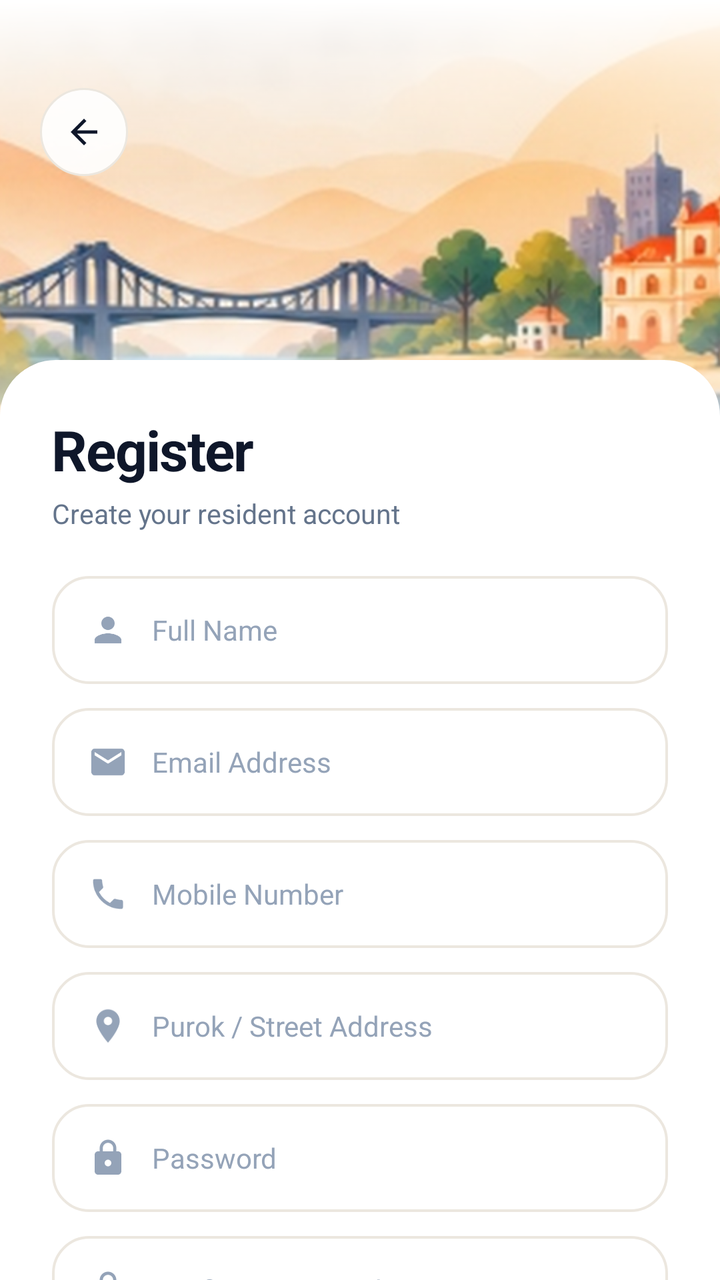
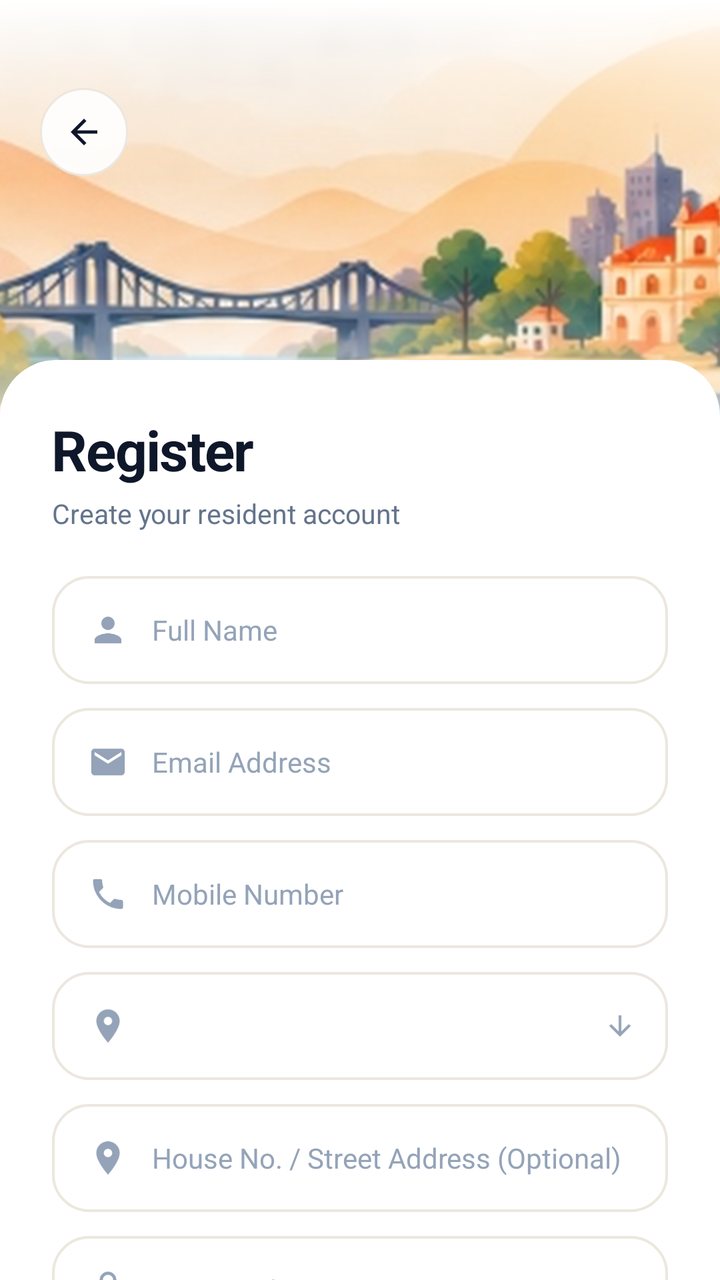

The first picture is an Android layout as it rendered before a commit; the second is the same layout after the commit. The layout source and the unified diff follow.
<!-- AndroidManifest.xml: activity theme Theme.Apila.Auth -->
<!-- res/layout/activity_register.xml -->
<?xml version="1.0" encoding="utf-8"?>
<FrameLayout xmlns:android="http://schemas.android.com/apk/res/android"
    xmlns:app="http://schemas.android.com/apk/res-auto"
    android:layout_width="match_parent"
    android:layout_height="match_parent"
    android:background="@color/warm_background"
    android:fitsSystemWindows="false">

    
    <FrameLayout
        android:layout_width="match_parent"
        android:layout_height="240dp"
        android:layout_gravity="top">

        <ImageView
            android:id="@+id/ivSceneHero"
            android:layout_width="match_parent"
            android:layout_height="match_parent"
            android:scaleType="centerCrop"
            android:src="@drawable/illustration_lapasan_hero"
            android:contentDescription="Barangay Lapasan scenic view" />

        
        <View
            android:layout_width="match_parent"
            android:layout_height="90dp"
            android:background="@drawable/bg_scene_to_white_fade"
            android:rotation="180" />

        <View
            android:layout_width="match_parent"
            android:layout_height="100dp"
            android:layout_gravity="bottom"
            android:background="@drawable/bg_scene_to_white_fade" />

        
        <FrameLayout
            android:id="@+id/btnBack"
            android:layout_width="44dp"
            android:layout_height="44dp"
            android:layout_gravity="top|start"
            android:layout_marginStart="20dp"
            android:layout_marginTop="44dp"
            android:background="@drawable/bg_circular_back_button"
            android:clickable="true"
            android:focusable="true">

            <ImageView
                android:layout_width="20dp"
                android:layout_height="20dp"
                android:layout_gravity="center"
                android:src="@drawable/ic_arrow_back"
                app:tint="#0F172A"
                android:contentDescription="Back" />
        </FrameLayout>
    </FrameLayout>

    
    <androidx.core.widget.NestedScrollView
        android:layout_width="match_parent"
        android:layout_height="match_parent"
        android:layout_marginTop="180dp"
        android:background="@drawable/bg_white_card_top_rounded"
        android:overScrollMode="never"
        android:scrollbars="none">

        <LinearLayout
            android:layout_width="match_parent"
            android:layout_height="wrap_content"
            android:orientation="vertical"
            android:paddingStart="26dp"
            android:paddingTop="26dp"
            android:paddingEnd="26dp"
            android:paddingBottom="40dp">

            
            <TextView
                android:layout_width="wrap_content"
                android:layout_height="wrap_content"
                android:text="Register"
                android:textColor="#0F172A"
                android:textSize="28sp"
                android:textStyle="bold"
                android:letterSpacing="-0.02" />

            <TextView
                android:layout_width="wrap_content"
                android:layout_height="wrap_content"
                android:layout_marginTop="4dp"
                android:text="Create your resident account"
                android:textColor="#64748B"
                android:textSize="13.5sp" />

            
            <FrameLayout
                android:layout_width="match_parent"
                android:layout_height="54dp"
                android:layout_marginTop="22dp"
                android:background="@drawable/bg_input_capsule">

                <LinearLayout
                    android:layout_width="match_parent"
                    android:layout_height="match_parent"
                    android:gravity="center_vertical"
                    android:orientation="horizontal"
                    android:paddingStart="18dp"
                    android:paddingEnd="18dp">

                    <ImageView
                        android:layout_width="20dp"
                        android:layout_height="20dp"
                        android:src="@drawable/ic_user_outline"
                        app:tint="#94A3B8"
                        android:contentDescription="User" />

                    <EditText
                        android:id="@+id/etFullName"
                        android:layout_width="match_parent"
                        android:layout_height="match_parent"
                        android:layout_marginStart="12dp"
                        android:background="@null"
                        android:hint="Full Name"
                        android:inputType="textPersonName"
                        android:textColor="#0F172A"
                        android:textColorHint="#94A3B8"
                        android:textSize="14sp" />
                </LinearLayout>
            </FrameLayout>

            
            <FrameLayout
                android:layout_width="match_parent"
                android:layout_height="54dp"
                android:layout_marginTop="12dp"
                android:background="@drawable/bg_input_capsule">

                <LinearLayout
                    android:layout_width="match_parent"
                    android:layout_height="match_parent"
                    android:gravity="center_vertical"
                    android:orientation="horizontal"
                    android:paddingStart="18dp"
                    android:paddingEnd="18dp">

                    <ImageView
                        android:layout_width="20dp"
                        android:layout_height="20dp"
                        android:src="@drawable/ic_mail_outline"
                        app:tint="#94A3B8"
                        android:contentDescription="Email" />

                    <EditText
                        android:id="@+id/etEmail"
                        android:layout_width="match_parent"
                        android:layout_height="match_parent"
                        android:layout_marginStart="12dp"
                        android:background="@null"
                        android:hint="Email Address"
                        android:inputType="textEmailAddress"
                        android:textColor="#0F172A"
                        android:textColorHint="#94A3B8"
                        android:textSize="14sp" />
                </LinearLayout>
            </FrameLayout>

            
            <FrameLayout
                android:layout_width="match_parent"
                android:layout_height="54dp"
                android:layout_marginTop="12dp"
                android:background="@drawable/bg_input_capsule">

                <LinearLayout
                    android:layout_width="match_parent"
                    android:layout_height="match_parent"
                    android:gravity="center_vertical"
                    android:orientation="horizontal"
                    android:paddingStart="18dp"
                    android:paddingEnd="18dp">

                    <ImageView
                        android:layout_width="20dp"
                        android:layout_height="20dp"
                        android:src="@drawable/ic_phone_outline"
                        app:tint="#94A3B8"
                        android:contentDescription="Phone" />

                    <EditText
                        android:id="@+id/etPhone"
                        android:layout_width="match_parent"
                        android:layout_height="match_parent"
                        android:layout_marginStart="12dp"
                        android:background="@null"
                        android:hint="Mobile Number"
                        android:inputType="phone"
                        android:textColor="#0F172A"
                        android:textColorHint="#94A3B8"
                        android:textSize="14sp" />
                </LinearLayout>
            </FrameLayout>

            
            <FrameLayout
                android:layout_width="match_parent"
                android:layout_height="54dp"
                android:layout_marginTop="12dp"
                android:background="@drawable/bg_input_capsule">

                <LinearLayout
                    android:layout_width="match_parent"
                    android:layout_height="match_parent"
                    android:gravity="center_vertical"
                    android:orientation="horizontal"
                    android:paddingStart="18dp"
                    android:paddingEnd="18dp">

                    <ImageView
                        android:layout_width="20dp"
                        android:layout_height="20dp"
                        android:src="@drawable/ic_location"
                        app:tint="#94A3B8"
                        android:contentDescription="Address" />

                    <EditText
                        android:id="@+id/etAddress"
                        android:layout_width="match_parent"
                        android:layout_height="match_parent"
                        android:layout_marginStart="12dp"
                        android:background="@null"
                        android:hint="Purok / Street Address"
                        android:inputType="textPostalAddress"
                        android:textColor="#0F172A"
                        android:textColorHint="#94A3B8"
                        android:textSize="14sp" />
                </LinearLayout>
            </FrameLayout>

            
            <FrameLayout
                android:layout_width="match_parent"
                android:layout_height="54dp"
                android:layout_marginTop="12dp"
                android:background="@drawable/bg_input_capsule">

                <LinearLayout
                    android:layout_width="match_parent"
                    android:layout_height="match_parent"
                    android:gravity="center_vertical"
                    android:orientation="horizontal"
                    android:paddingStart="18dp"
                    android:paddingEnd="18dp">

                    <ImageView
                        android:layout_width="20dp"
                        android:layout_height="20dp"
                        android:src="@drawable/ic_lock_outline"
                        app:tint="#94A3B8"
                        android:contentDescription="Password" />

                    <EditText
                        android:id="@+id/etPassword"
                        android:layout_width="match_parent"
                        android:layout_height="match_parent"
                        android:layout_marginStart="12dp"
                        android:background="@null"
                        android:hint="Password"
                        android:inputType="textPassword"
                        android:textColor="#0F172A"
                        android:textColorHint="#94A3B8"
                        android:textSize="14sp" />
                </LinearLayout>
            </FrameLayout>

            
            <FrameLayout
                android:layout_width="match_parent"
                android:layout_height="54dp"
                android:layout_marginTop="12dp"
                android:background="@drawable/bg_input_capsule">

                <LinearLayout
                    android:layout_width="match_parent"
                    android:layout_height="match_parent"
                    android:gravity="center_vertical"
                    android:orientation="horizontal"
                    android:paddingStart="18dp"
                    android:paddingEnd="18dp">

                    <ImageView
                        android:layout_width="20dp"
                        android:layout_height="20dp"
                        android:src="@drawable/ic_lock_outline"
                        app:tint="#94A3B8"
                        android:contentDescription="Confirm Password" />

                    <EditText
                        android:id="@+id/etConfirmPassword"
                        android:layout_width="match_parent"
                        android:layout_height="match_parent"
                        android:layout_marginStart="12dp"
                        android:background="@null"
                        android:hint="Confirm Password"
                        android:inputType="textPassword"
                        android:textColor="#0F172A"
                        android:textColorHint="#94A3B8"
                        android:textSize="14sp" />
                </LinearLayout>
            </FrameLayout>

            
            <TextView
                android:layout_width="match_parent"
                android:layout_height="wrap_content"
                android:layout_marginTop="16dp"
                android:gravity="center"
                android:text="By registering, you confirm that you are a bona fide resident of Barangay Lapasan, Cagayan de Oro City."
                android:textColor="#94A3B8"
                android:textSize="11.5sp" />

            
            <com.google.android.material.button.MaterialButton
                android:id="@+id/btnSubmitRegister"
                android:layout_width="match_parent"
                android:layout_height="54dp"
                android:layout_marginTop="20dp"
                android:background="@drawable/bg_pill_button_orange"
                android:text="REGISTER"
                android:textColor="@color/white"
                android:textSize="14sp"
                android:textStyle="bold"
                android:letterSpacing="0.08"
                app:backgroundTint="@null"
                app:elevation="2dp" />

            
            <ProgressBar
                android:id="@+id/registerProgress"
                android:layout_width="32dp"
                android:layout_height="32dp"
                android:layout_gravity="center"
                android:layout_marginTop="12dp"
                android:indeterminateTint="@color/brand_orange"
                android:visibility="gone" />

            
            <LinearLayout
                android:id="@+id/layoutLoginFooter"
                android:layout_width="wrap_content"
                android:layout_height="wrap_content"
                android:layout_gravity="center"
                android:layout_marginTop="20dp"
                android:clickable="true"
                android:focusable="true"
                android:orientation="horizontal"
                android:padding="8dp">

                <TextView
                    android:layout_width="wrap_content"
                    android:layout_height="wrap_content"
                    android:text="Already have an account? "
                    android:textColor="#64748B"
                    android:textSize="13sp" />

                <TextView
                    android:id="@+id/tvFooterLogin"
                    android:layout_width="wrap_content"
                    android:layout_height="wrap_content"
                    android:text="Login"
                    android:textColor="@color/brand_orange"
                    android:textSize="13sp"
                    android:textStyle="bold" />
            </LinearLayout>

        </LinearLayout>
    </androidx.core.widget.NestedScrollView>

</FrameLayout>
<!-- resources referenced by this layout -->
<resources>
  <color name="brand_orange">#F45113</color>
  <color name="warm_background">#FFF9F3</color>
  <color name="white">#FFFFFF</color>
  <!-- drawable bg_circular_back_button (drawable) -->
  <?xml version="1.0" encoding="utf-8"?>
  <ripple xmlns:android="http://schemas.android.com/apk/res/android"
      android:color="#20F45113">
      <item>
          <shape android:shape="oval">
              <solid android:color="#E6FFFFFF" />
              <stroke android:width="1dp" android:color="#ECE7DF" />
          </shape>
      </item>
  </ripple>
  <!-- drawable bg_pill_button_orange (drawable) -->
  <?xml version="1.0" encoding="utf-8"?>
  <ripple xmlns:android="http://schemas.android.com/apk/res/android"
      android:color="#40FFFFFF">
      <item>
          <shape android:shape="rectangle">
              <corners android:radius="28dp" />
              <solid android:color="@color/brand_orange" />
          </shape>
      </item>
  </ripple>
  <!-- drawable bg_scene_to_white_fade (drawable) -->
  <?xml version="1.0" encoding="utf-8"?>
  <shape xmlns:android="http://schemas.android.com/apk/res/android"
      android:shape="rectangle">
      <gradient
          android:angle="270"
          android:startColor="#00FFFFFF"
          android:endColor="#FFFFFFFF"
          android:type="linear" />
  </shape>
  <!-- drawable bg_white_card_top_rounded (drawable) -->
  <?xml version="1.0" encoding="utf-8"?>
  <shape xmlns:android="http://schemas.android.com/apk/res/android"
      android:shape="rectangle">
      <solid android:color="#FFFFFF" />
      <corners
          android:topLeftRadius="28dp"
          android:topRightRadius="28dp"
          android:bottomLeftRadius="0dp"
          android:bottomRightRadius="0dp" />
  </shape>
  <!-- drawable ic_arrow_back (drawable) -->
  <vector xmlns:android="http://schemas.android.com/apk/res/android"
      android:width="24dp"
      android:height="24dp"
      android:viewportWidth="24"
      android:viewportHeight="24">
      <path
          android:fillColor="#FFFFFFFF"
          android:pathData="M20,11H7.83l5.59,-5.59L12,4l-8,8 8,8 1.41,-1.41L7.83,13H20v-2z" />
  </vector>
  <!-- drawable ic_mail_outline (drawable) -->
  <vector xmlns:android="http://schemas.android.com/apk/res/android"
      android:width="24dp"
      android:height="24dp"
      android:viewportWidth="24"
      android:viewportHeight="24">
      <path
          android:fillColor="#64748B"
          android:pathData="M20,4H4c-1.1,0 -1.99,0.9 -1.99,2L2,18c0,1.1 0.9,2 2,2h16c1.1,0 2,-0.9 2,-2V6c0,-1.1 -0.9,-2 -2,-2zm0,4l-8,5 -8,-5V6l8,5 8,-5v2z" />
  </vector>
  <!-- drawable ic_user_outline (drawable) -->
  <vector xmlns:android="http://schemas.android.com/apk/res/android"
      android:width="24dp"
      android:height="24dp"
      android:viewportWidth="24"
      android:viewportHeight="24">
      <path
          android:fillColor="#64748B"
          android:pathData="M12,12c2.21,0 4,-1.79 4,-4s-1.79,-4 -4,-4 -4,1.79 -4,4 1.79,4 4,4zm0,2c-2.67,0 -8,1.34 -8,4v2h16v-2c0,-2.66 -5.33,-4 -8,-4z" />
  </vector>
  <style name="Theme.Apila.Auth" parent="Theme.Apila">
          <item name="android:statusBarColor">#00000000</item>
          <item name="android:windowLightStatusBar">false</item>
          <item name="android:navigationBarColor">#00000000</item>
      </style>
  <!-- unchanged entries left out for length: 6 -->
</resources>

<!-- the commit's change to res/layout/activity_register.xml (unified diff, before → after) -->
@@ -212,14 +212,55 @@
                     android:gravity="center_vertical"
                     android:orientation="horizontal"
                     android:paddingStart="18dp"
-                    android:paddingEnd="18dp">
+                    android:paddingEnd="16dp">
 
                     <ImageView
                         android:layout_width="20dp"
                         android:layout_height="20dp"
                         android:src="@drawable/ic_location"
                         app:tint="#94A3B8"
-                        android:contentDescription="Address" />
+                        android:contentDescription="Purok" />
+
+                    <Spinner
+                        android:id="@+id/spinnerPurok"
+                        android:layout_width="0dp"
+                        android:layout_height="match_parent"
+                        android:layout_marginStart="8dp"
+                        android:layout_weight="1"
+                        android:background="@null"
+                        android:spinnerMode="dropdown" />
+
+                    <ImageView
+                        android:layout_width="16dp"
+                        android:layout_height="16dp"
+                        android:src="@drawable/ic_arrow_forward"
+                        android:rotation="90"
+                        app:tint="#94A3B8"
+                        android:contentDescription="Dropdown arrow" />
+                </LinearLayout>
+            </FrameLayout>
+
+            
+            <FrameLayout
+                android:layout_width="match_parent"
+                android:layout_height="54dp"
+                android:layout_marginTop="12dp"
+                android:background="@drawable/bg_input_capsule">
+
+                <LinearLayout
+                    android:layout_width="match_parent"
+                    android:layout_height="match_parent"
+                    android:gravity="center_vertical"
+                    android:orientation="horizontal"
+                    android:paddingStart="18dp"
+                    android:paddingEnd="18dp">
+
+                    <ImageView
+                        android:layout_width="20dp"
+                        android:layout_height="20dp"
+                        android:src="@drawable/ic_location"
+                        app:tint="#94A3B8"
+                        android:contentDescription="Street Address" />
 
                     <EditText
                         android:id="@+id/etAddress"
@@ -227,7 +268,7 @@
                         android:layout_height="match_parent"
                         android:layout_marginStart="12dp"
                         android:background="@null"
-                        android:hint="Purok / Street Address"
+                        android:hint="House No. / Street Address (Optional)"
                         android:inputType="textPostalAddress"
                         android:textColor="#0F172A"
                         android:textColorHint="#94A3B8"
<!-- resource entries referenced after the edit -->
@@ -56,6 +56,16 @@
           android:fillColor="#FFFFFFFF"
           android:pathData="M20,11H7.83l5.59,-5.59L12,4l-8,8 8,8 1.41,-1.41L7.83,13H20v-2z" />
   </vector>
+  <!-- drawable ic_arrow_forward (drawable) -->
+  <vector xmlns:android="http://schemas.android.com/apk/res/android"
+      android:width="20dp"
+      android:height="20dp"
+      android:viewportWidth="20"
+      android:viewportHeight="20">
+      <path
+          android:fillColor="#FFFFFF"
+          android:pathData="M10,3.33L8.82,4.51L13.48,9.17H3.33V10.83H13.48L8.82,15.49L10,16.67L16.67,10L10,3.33Z" />
+  </vector>
   <!-- drawable ic_mail_outline (drawable) -->
   <vector xmlns:android="http://schemas.android.com/apk/res/android"
       android:width="24dp"
